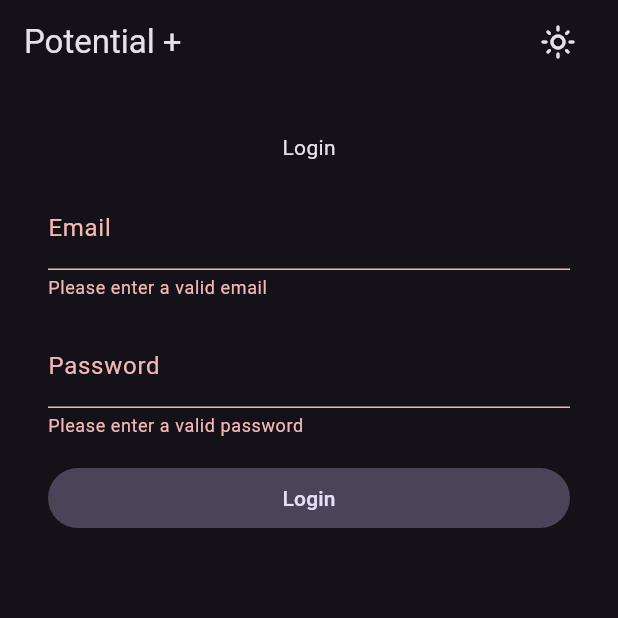
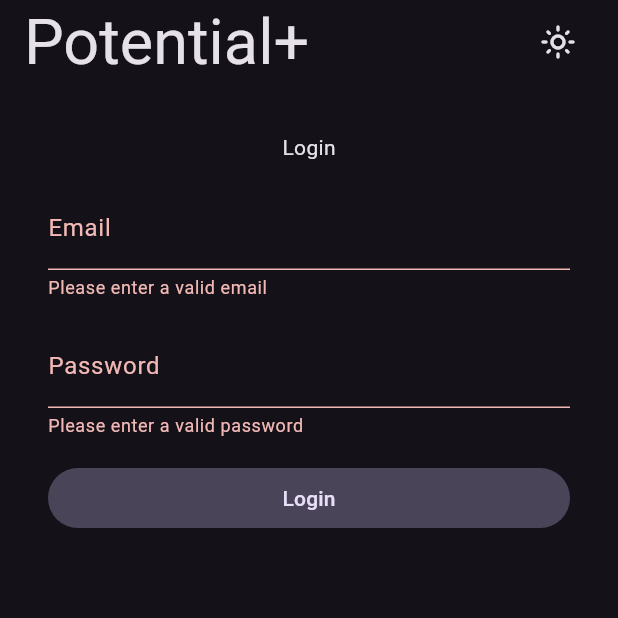
Before and after one commit to alphainfinitus/potential_plus, a Flutter app: the screen it shows after launch, after a tap on "Login", on a phone screen of 412 x 824 dp, the top half of it. Run offline on Flutter 3.47's test engine with Material 3 defaults, Android fonts, the phone set to English and light mode, and no system bars; our stand-ins replace cloud_firestore, firebase_auth, firebase_core, flutter_riverpod, google_fonts, riverpod_annotation; accounts and stored records are empty; generated files the repository leaves out were written again.

Commit message:
feat: :sparkles: Login loading screen & app name on title bar

```diff
--- a/lib/constants/text_literals.dart
+++ b/lib/constants/text_literals.dart
@@ -1,6 +1,6 @@
 class TextLiterals {
   // Commonly used texts
-  static const String appTitle = "Potential +";
+  static const String appTitle = "Potential+";
 
   // Error messages
   static const String networkError = "Unable to connect. Please check your internet connection.";
--- a/lib/screens/auth/login_screen.dart
+++ b/lib/screens/auth/login_screen.dart
@@ -16,6 +16,7 @@ class _LoginScreenState extends State<LoginScreen> {
   final TextEditingController _passwordController = TextEditingController();
 
   String? _errorMessage;
+  bool _isLoading = false;
 
   @override
   Widget build(BuildContext context) {
@@ -34,6 +35,7 @@ class _LoginScreenState extends State<LoginScreen> {
             // email field
             TextFormField(
               controller: _emailController,
+              readOnly: _isLoading,
               keyboardType: TextInputType.emailAddress,
               decoration: const InputDecoration(labelText: 'Email'),
               validator: (value) {
@@ -50,6 +52,7 @@ class _LoginScreenState extends State<LoginScreen> {
             // password field
             TextFormField(
               controller: _passwordController,
+              readOnly: _isLoading,
               obscureText: true,
               decoration: const InputDecoration(labelText: 'Password'),
               validator: (value) {
@@ -75,9 +78,10 @@ class _LoginScreenState extends State<LoginScreen> {
             // submit button
             FilledButton.tonal(
               onPressed: () async {
-                if (_formKey.currentState!.validate()) {
+                if (_formKey.currentState!.validate() && !_isLoading) {
                   setState(() {
                     _errorMessage = null;
+                    _isLoading = true;
                   });
 
                   final email = _emailController.text.trim();
@@ -89,11 +93,17 @@ class _LoginScreenState extends State<LoginScreen> {
                   if(user == null) {
                     setState(() {
                       _errorMessage = TextLiterals.invalidLoginCredentials;
+                      _isLoading = false;
                     });
                   }
                 }
               },
-              child: const Text('Login'),
+              child: _isLoading ?
+                Transform.scale(
+                  scale: 0.5,
+                  child: const CircularProgressIndicator()
+                ) :
+                const Text('Login'),
             ),
           ],
         )
--- a/lib/shared/app_bar_title.dart
+++ b/lib/shared/app_bar_title.dart
@@ -1,4 +1,5 @@
 import 'package:flutter/material.dart';
+import 'package:google_fonts/google_fonts.dart';
 import 'package:potential_plus/constants/text_literals.dart';
 import 'package:potential_plus/shared/dark_mode_toggle_button.dart';
 class AppBarTitle extends StatelessWidget {
@@ -11,7 +12,10 @@ class AppBarTitle extends StatelessWidget {
 
     return Row(
       children: [
-        Text(title ?? TextLiterals.appTitle),
+        Text(
+          title ?? TextLiterals.appTitle,
+          style: GoogleFonts.micro5(fontSize: 42),
+        ),
         const Expanded(child: SizedBox()),
         const DarkModeToggleButton(),
       ]
--- a/pubspec.yaml
+++ b/pubspec.yaml
@@ -40,6 +40,7 @@ dependencies:
   firebase_core: ^3.3.0
   firebase_auth: ^5.1.4
   cloud_firestore: ^5.2.1
+  google_fonts: ^6.2.1
 
 dev_dependencies:
   flutter_test:
```
Also changed, not shown: lib/screens/student/activity_feed/student_activity_feed.dart (+27 -7 lines), pubspec.lock, 1 other file.
